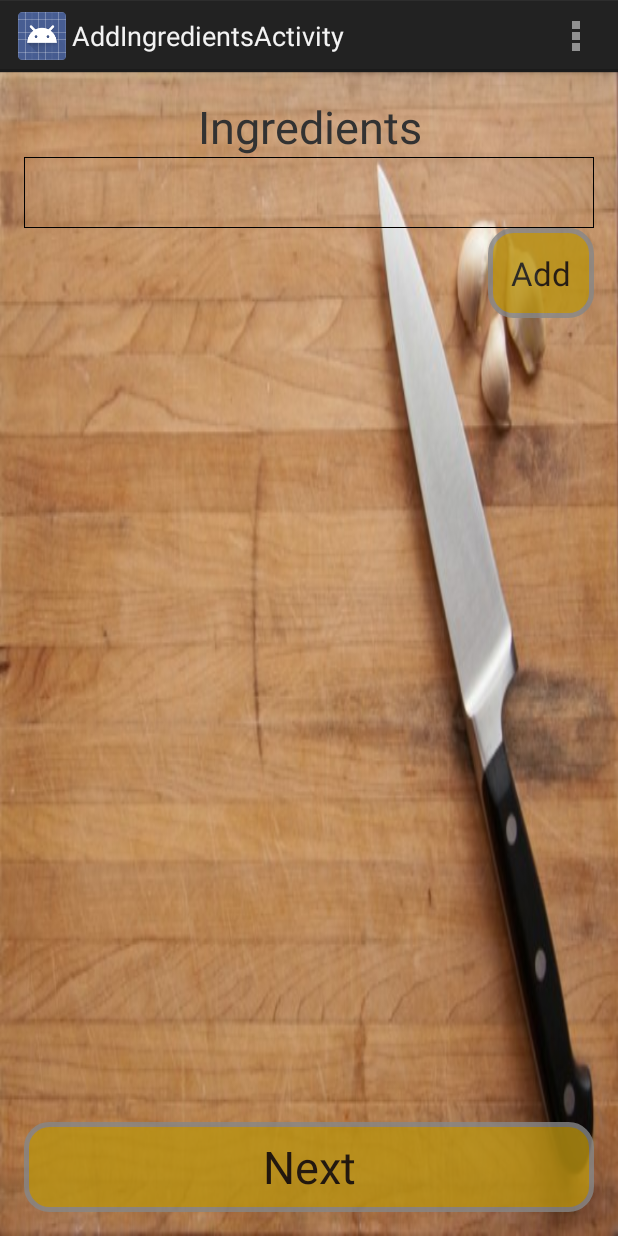
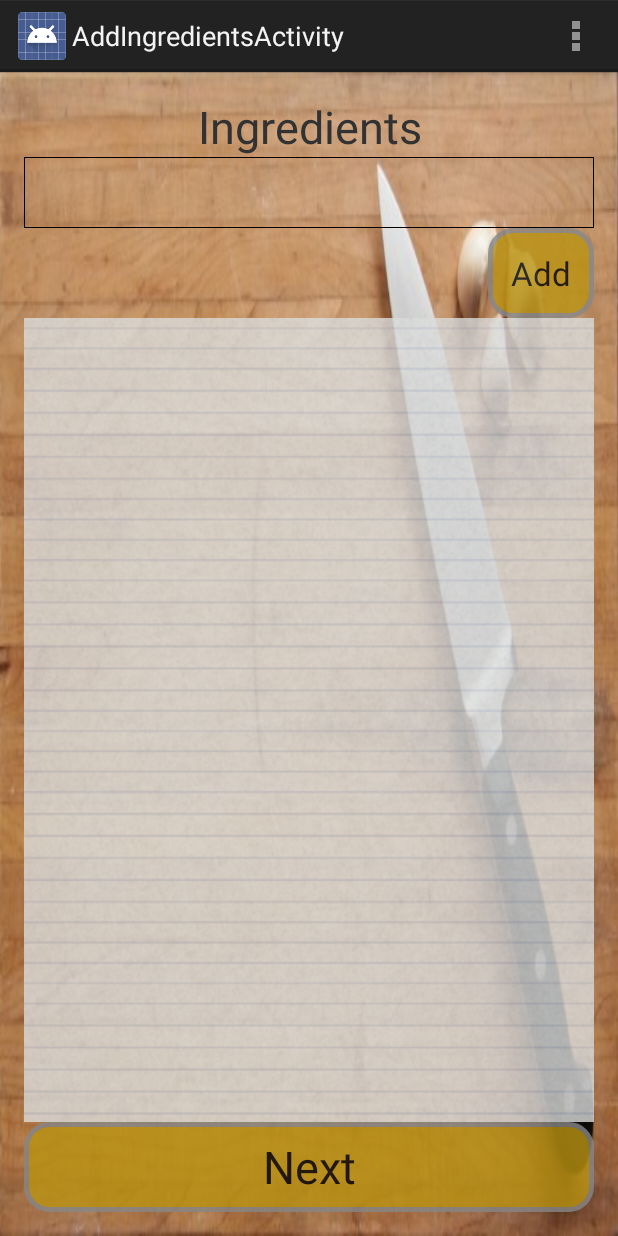
Before and after one commit to stefanNaumov/RecipeSuggestor, an Android app: the AddIngredientsActivity screen opened directly, with no data from a screen before it, on a phone screen of 412 x 824 dp. Run offline under Robolectric (Android 15) with nearby library versions, the light colour scheme and no system bars.

Commit message:
refactored class members

```diff
--- a/app/src/main/java/Persistors/SQLiteDBManager.java
+++ b/app/src/main/java/Persistors/SQLiteDBManager.java
@@ -12,7 +12,6 @@ import java.util.Comparator;
 import java.util.List;
 
 import Models.Recipe;
-import Models.SQLiteRecipeModel;
 
 /**
  * Created by Stefan on 11/28/2014.
--- a/app/src/main/java/Utils/RecipeAdapter.java
+++ b/app/src/main/java/Utils/RecipeAdapter.java
@@ -15,7 +15,6 @@ import org.w3c.dom.Text;
 import java.util.List;
 
 import Models.Recipe;
-import Models.SQLiteRecipeModel;
 
 /**
  * Created by Stefan on 11/29/2014.
--- a/app/src/main/java/com/example/stefan/recipesuggestor/AddIngredientsActivity.java
+++ b/app/src/main/java/com/example/stefan/recipesuggestor/AddIngredientsActivity.java
@@ -12,10 +12,8 @@ import android.widget.Button;
 import android.widget.EditText;
 import android.widget.ListView;
 import android.widget.RelativeLayout;
-import android.widget.TextView;
 import android.widget.Toast;
 
-import java.util.ArrayList;
 import java.util.List;
 
 import Models.Recipe;
@@ -26,14 +24,14 @@ import Utils.IngredientsContainer;
 
 public class AddIngredientsActivity extends Activity implements View.OnClickListener, View.OnTouchListener{
 
-    Recipe recipe;
-    EditText addIngredientInput;
-    Button goToAddSpicesBtn, addIngredientButton;
-    IngredientsContainer ingredientsContainer;
-    Converter converter;
-    KeyboardHider keyBrdHider;
-    ListView listView;
-    ArrayAdapter<String> adapter;
+    private Recipe recipe;
+    private EditText mAddIngredientInput;
+    private Button mGoToAddSpicesBtn, mAddIngredientButton;
+    private IngredientsContainer mIngredientsContainer;
+    private Converter mConverter;
+    private KeyboardHider mKeyBrdHider;
+    private ListView mListView;
+    private ArrayAdapter<String> mAdapter;
 
     @Override
     protected void onCreate(Bundle savedInstanceState) {
@@ -68,16 +66,16 @@ public class AddIngredientsActivity extends Activity implements View.OnClickList
     @Override
     public void onClick(View view) {
 
-        if (goToAddSpicesBtn.getId() == view.getId()){
-            if (this.ingredientsContainer.getIngredientsList() == null
-                    || this.ingredientsContainer.getIngredientsList().size() < 1){
+        if (mGoToAddSpicesBtn.getId() == view.getId()){
+            if (this.mIngredientsContainer.getIngredientsList() == null
+                    || this.mIngredientsContainer.getIngredientsList().size() < 1){
                 Toast.makeText(this,"You must enter at least one ingredient",
                         Toast.LENGTH_LONG).show();
             }
             else{
                 //convert ingredients list to String and set it to the current recipe
-                String ingredientsAsStr = this.converter.convertListToString(
-                        this.ingredientsContainer.getIngredientsList());
+                String ingredientsAsStr = this.mConverter.convertListToString(
+                        this.mIngredientsContainer.getIngredientsList());
                 this.recipe.setIngredients(ingredientsAsStr);
 
                 Intent intent = new Intent(this,AddSpicesActivity.class);
@@ -86,51 +84,51 @@ public class AddIngredientsActivity extends Activity implements View.OnClickList
                 startActivity(intent);
             }
         }
-        else if (addIngredientButton.getId() == view.getId()){
-            String ingredient = addIngredientInput.getText().toString().trim().toLowerCase();
+        else if (mAddIngredientButton.getId() == view.getId()){
+            String ingredient = mAddIngredientInput.getText().toString().trim().toLowerCase();
             if (ingredient == null || ingredient.isEmpty()) {
                 Toast.makeText(this, "Ingredients input field cannot be empty"
                         , Toast.LENGTH_LONG).show();
             }
             else{
-                this.ingredientsContainer.AddIngredient(ingredient);
-                listView.setAdapter(new ArrayAdapter<String>(this,
-                        android.R.layout.simple_list_item_1,this.ingredientsContainer.getIngredientsList()));
+                this.mIngredientsContainer.AddIngredient(ingredient);
+                mListView.setAdapter(new ArrayAdapter<String>(this,
+                        android.R.layout.simple_list_item_1, this.mIngredientsContainer.getIngredientsList()));
 
                 //clear ingredient input
-                addIngredientInput.setText("");
+                mAddIngredientInput.setText("");
             }
         }
     }
 
     @Override
     public boolean onTouch(View view, MotionEvent motionEvent) {
-        keyBrdHider.hideKeyobard(view);
+        mKeyBrdHider.hideKeyobard(view);
         return false;
     }
 
     private void init(){
-        goToAddSpicesBtn = (Button)findViewById(R.id.goToAddSpicesBtnId);
-        goToAddSpicesBtn.setOnClickListener(this);
+        mGoToAddSpicesBtn = (Button)findViewById(R.id.goToAddSpicesBtnId);
+        mGoToAddSpicesBtn.setOnClickListener(this);
 
-        addIngredientButton = (Button)findViewById(R.id.addIngredientsAddBtnId);
-        addIngredientButton.setOnClickListener(this);
+        mAddIngredientButton = (Button)findViewById(R.id.addIngredientsAddBtnId);
+        mAddIngredientButton.setOnClickListener(this);
 
         recipe = (Recipe)getIntent().getSerializableExtra("Recipe");
 
-        ingredientsContainer = IngredientsContainer.getInstance();
-        converter = new Converter();
+        mIngredientsContainer = IngredientsContainer.getInstance();
+        mConverter = new Converter();
 
         RelativeLayout layout = (RelativeLayout) findViewById(R.id.addIngredientsLayout);
         layout.setOnTouchListener(this);
-        keyBrdHider = new KeyboardHider(this);
+        mKeyBrdHider = new KeyboardHider(this);
 
-        addIngredientInput = (EditText)findViewById(R.id.addIngredientsInputId);
+        mAddIngredientInput = (EditText)findViewById(R.id.addIngredientsInputId);
 
-        listView = (ListView)findViewById(R.id.addIngredientslistViewId);
-        List<String> list = ingredientsContainer.getIngredientsList();
+        mListView = (ListView)findViewById(R.id.addIngredientslistViewId);
+        List<String> list = mIngredientsContainer.getIngredientsList();
 
-        adapter = new ArrayAdapter<String>(this,android.R.layout.simple_list_item_1,ingredientsContainer.getIngredientsList());
-        listView.setAdapter(adapter);
+        mAdapter = new ArrayAdapter<String>(this,android.R.layout.simple_list_item_1, mIngredientsContainer.getIngredientsList());
+        mListView.setAdapter(mAdapter);
     }
 }
--- a/app/src/main/res/drawable-hdpi/textviewshape.xml
+++ b/app/src/main/res/drawable-hdpi/textviewshape.xml
@@ -12,6 +12,4 @@
         android:right="1dp"
         android:top="1dp" />
 
-    <corners android:radius="15dp" />
-
 </shape>
--- a/app/src/main/res/layout/activity_add_ingredients.xml
+++ b/app/src/main/res/layout/activity_add_ingredients.xml
@@ -46,6 +46,7 @@
         android:id="@+id/addIngredientslistViewId"
         android:layout_below="@+id/addIngredientsAddBtnId"
         android:layout_alignEnd="@+id/addIngredientsAddBtnId"
-        android:layout_above="@+id/goToAddSpicesBtnId" />
+        android:layout_above="@+id/goToAddSpicesBtnId"
+        style="@style/paperBackgroundStyle"/>
 
 </RelativeLayout>
--- a/app/src/main/res/layout/activity_add_spices.xml
+++ b/app/src/main/res/layout/activity_add_spices.xml
@@ -49,5 +49,6 @@
         android:id="@+id/addSpicesListViewId"
         android:layout_below="@+id/addSpicesAddBtnId"
         android:layout_alignEnd="@+id/addSpicesAddBtnId"
-        android:layout_above="@+id/goToRecipePreparingBtnId" />
+        android:layout_above="@+id/goToRecipePreparingBtnId"
+        style="@style/paperBackgroundStyle"/>
 </RelativeLayout>
--- a/app/src/main/res/layout/activity_how_to_prepare.xml
+++ b/app/src/main/res/layout/activity_how_to_prepare.xml
@@ -13,5 +13,5 @@
         android:layout_height="match_parent"
         android:id="@+id/howToPrepareTextViewId"
 
-        style="@style/howToPrepareTextStyle"/>
+        style="@style/paperBackgroundStyle"/>
 </LinearLayout>
--- a/app/src/main/res/layout/activity_my_recipes.xml
+++ b/app/src/main/res/layout/activity_my_recipes.xml
@@ -6,7 +6,8 @@
     android:paddingBottom="@dimen/activity_vertical_margin"
     tools:context="com.example.stefan.recipesuggestor.MyRecipesActivity"
     android:background="@drawable/choppingboard"
-    android:orientation="vertical">
+    android:orientation="vertical"
+    android:id="@+id/myRecipesLayoutId">
 
      <EditText
         android:layout_width="match_parent"
@@ -17,5 +18,6 @@
             android:layout_width="match_parent"
             android:layout_height="wrap_content"
             android:id="@+id/myRecipesListViewId"
-            android:layout_weight="1" />
+            android:layout_weight="1"
+            style="@style/paperBackgroundStyle"/>
 </LinearLayout>
--- a/app/src/main/res/layout/activity_recipe_preparing.xml
+++ b/app/src/main/res/layout/activity_recipe_preparing.xml
@@ -18,11 +18,13 @@
         android:layout_height="wrap_content" />
 
     <EditText
-        style="@style/editTextStyle"
+        style="@style/paperBackgroundStyle"
+        android:gravity="top|left"
         android:layout_width="match_parent"
         android:layout_height="wrap_content"
         android:id="@+id/recipePreparingInputId"
-        android:layout_weight="0.90" />
+        android:layout_weight="0.90"
+        />
 
     <Button
       style="@style/nextButtonStyle"
--- a/app/src/main/res/layout/main_list_row_recipe.xml
+++ b/app/src/main/res/layout/main_list_row_recipe.xml
@@ -10,6 +10,5 @@
         android:layout_height="wrap_content"
         android:text=""
         android:id="@+id/recipe_row_name"
-        style="@style/transparentBackground"
-        android:background="@drawable/textviewshape"/>
+        style="@style/textViewStyle"/>
 </LinearLayout>
--- a/app/src/main/res/values/styles.xml
+++ b/app/src/main/res/values/styles.xml
@@ -51,11 +51,10 @@
         <item name="android:textColor">#FA4700</item>
         <item name="android:textStyle">bold</item>
     </style>
-    <style name="howToPrepareTextStyle">
-        <item name="android:textSize">25sp</item>
+    <style name="paperBackgroundStyle">
+        <item name="android:background">@drawable/paper</item>
         <item name="android:textStyle">italic</item>
-        <item name="android:background">#878787</item>
-        <item name="android:alpha">0.5</item>
+        <item name="android:alpha">0.8</item>
         <item name="android:textColor">#000</item>
     </style>
 </resources>
```
Also changed, not shown: app/src/main/java/Models/SQLiteRecipeModel.java (deleted, +0 -40 lines), app/src/main/java/com/example/stefan/recipesuggestor/AddRecipeActivity.java (+13 -19 lines), app/src/main/java/com/example/stefan/recipesuggestor/AddSpicesActivity.java (+36 -38 lines), app/src/main/java/com/example/stefan/recipesuggestor/MainActivity.java (+17 -24 lines), app/src/main/java/com/example/stefan/recipesuggestor/MyRecipesActivity.java (+44 -20 lines), app/src/main/java/com/example/stefan/recipesuggestor/RecipeDetailsActivity.java (+16 -16 lines), app/src/main/java/com/example/stefan/recipesuggestor/RecipePreparingActivity.java (+19 -19 lines), app/src/main/res/layout/activity_main.xml (+8 -4 lines), app/src/main/res/drawable-mdpi/paper.jpg (added).
